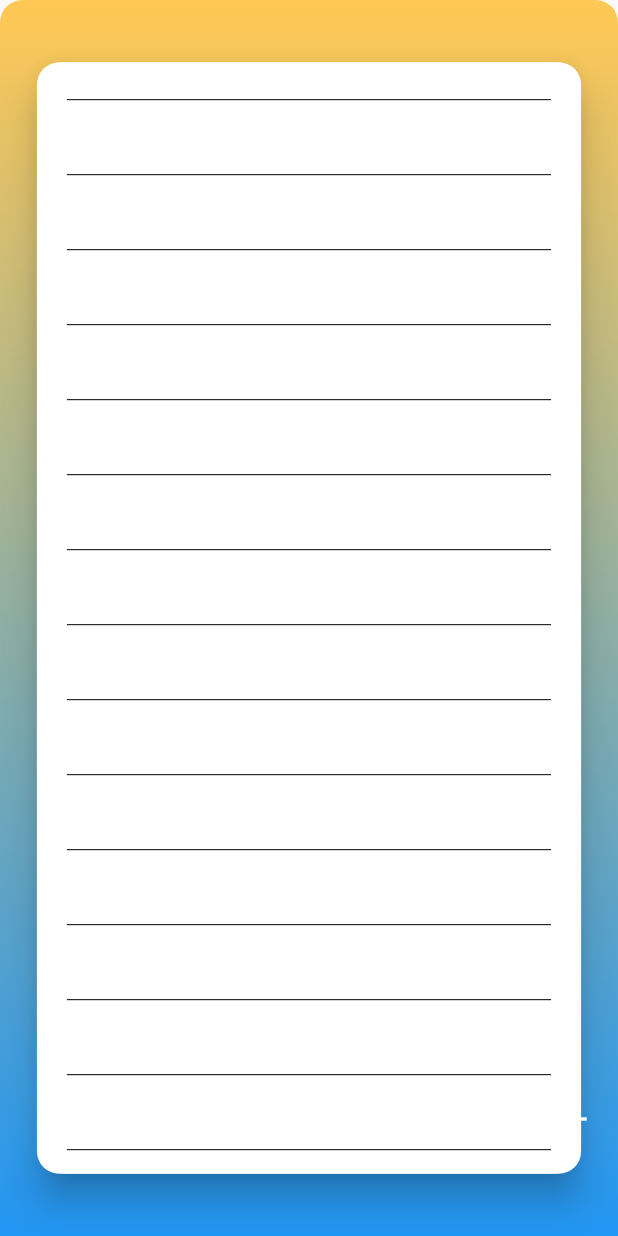
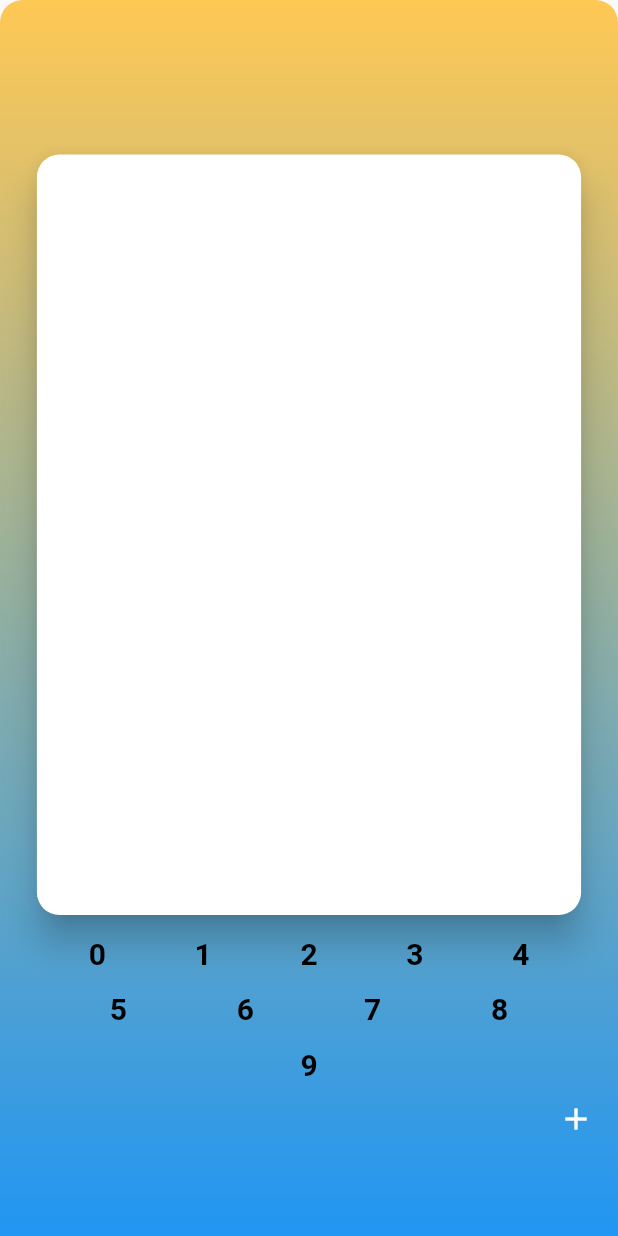
Before and after one commit to pdas9647/Paint-To-Print, a Flutter app: the CanvasViewScreen screen opened directly, on a phone screen of 412 x 824 dp. Run offline on Flutter 3.47's test engine with Material 2 defaults, Android fonts, the phone set to English and light mode, and no system bars; our stand-ins replace animated_text_kit, auto_size_text, backdrop, cloud_firestore, double_back_to_close_app, firebase_auth and 15 more; missing offline and left inert: simple_speed_dial, tflite; accounts and stored records are empty; statements that could not run were skipped.

```diff
--- /dev/null
+++ b/lib/models/prediction_model.dart
@@ -0,0 +1,15 @@
+class PredictionModel {
+  final double confidence;
+  final int index;
+  final String label;
+
+  PredictionModel({this.confidence, this.index, this.label});
+
+  factory PredictionModel.fromJson(Map<dynamic, dynamic> json) {
+    return PredictionModel(
+      confidence: json['confidence'],
+      index: json['index'],
+      label: json['label'],
+    );
+  }
+}
--- a/lib/screens/canvas/canvas_view_screen.dart
+++ b/lib/screens/canvas/canvas_view_screen.dart
@@ -1,17 +1,19 @@
 import 'dart:typed_data';
-import 'dart:ui' as ui;
 
 import 'package:firebase_auth/firebase_auth.dart';
 import 'package:flutter/cupertino.dart';
 import 'package:flutter/material.dart';
 import 'package:flutter/rendering.dart';
-import 'package:flutter/services.dart';
 import 'package:flutter_colorpicker/flutter_colorpicker.dart';
 import 'package:google_fonts/google_fonts.dart';
 import 'package:image_gallery_saver/image_gallery_saver.dart';
 import 'package:page_transition/page_transition.dart';
 import 'package:paint_to_print/models/pdf_model.dart';
+import 'package:paint_to_print/models/prediction_model.dart';
+import 'package:paint_to_print/services/recognizer.dart';
+import 'package:paint_to_print/utils/constants.dart';
 import 'package:paint_to_print/widgets/floating_action_button_text.dart';
+import 'package:paint_to_print/widgets/prediction_widget.dart';
 import 'package:permission_handler/permission_handler.dart';
 import 'package:simple_speed_dial/simple_speed_dial.dart';
 
@@ -24,14 +26,16 @@ class CanvasViewScreen extends StatefulWidget {
   final List<Uint8List> canvasImages;
   final List<String> convertedTexts;
   final PdfModel pdfModel;
+  double strokeWidth;
 
-  const CanvasViewScreen({
+  CanvasViewScreen({
     Key key,
     @required this.isNavigatedFromHomeScreen,
     @required this.isNavigatedFromPdfImagesScreen,
     this.canvasImages,
     this.convertedTexts,
     @required this.pdfModel,
+    this.strokeWidth = 2.0,
   }) : super(key: key);
 
   @override
@@ -46,8 +50,8 @@ class _CanvasViewScreenState extends State<CanvasViewScreen> {
   List<DrawingArea> points = [];
   List<Uint8List> canvasImages = [];
   List<String> convertedTexts = [];
+  List<PredictionModel> predictions;
   Color selectedColor;
-  double strokeWidth;
 
   void selectColor() {
     showDialog(
@@ -117,15 +121,15 @@ class _CanvasViewScreenState extends State<CanvasViewScreen> {
                 child: CupertinoSlider(
                   min: 1.0,
                   max: 7.0,
-                  value: strokeWidth,
+                  value: widget.strokeWidth,
                   // label: 'Stroke width',
                   activeColor: selectedColor,
                   // inactiveColor: Colors.blueGrey.shade200,
                   onChanged: (double value) {
                     setState(() {
-                      strokeWidth = value;
+                      widget.strokeWidth = value;
                     });
-                    print(strokeWidth);
+                    print(widget.strokeWidth);
                   },
                 ),
               ),
@@ -150,19 +154,35 @@ class _CanvasViewScreenState extends State<CanvasViewScreen> {
     );
   }
 
+  void _recognize() async {
+    print('_recognize called');
+    print('points: ${points.first.point}');
+    List<dynamic> _predictions = await Recognizer().recognize(points);
+    setState(() {
+      predictions =
+          _predictions.map((json) => PredictionModel.fromJson(json)).toList();
+    });
+    print(_predictions.first);
+  }
+
   Future<void> saveCanvas() async {
-    RenderRepaintBoundary boundary =
-        canvasKey.currentContext.findRenderObject();
-    ui.Image image = await boundary.toImage();
-    ByteData byteData = await image.toByteData(format: ui.ImageByteFormat.png);
-    Uint8List pngBytes = byteData.buffer.asUint8List();
+    // RenderRepaintBoundary boundary =
+    //     canvasKey.currentContext.findRenderObject();
+    // ui.Image image = await boundary.toImage();
+    // ByteData byteData = await image.toByteData(format: ui.ImageByteFormat.png);
+    // Uint8List pngBytes = byteData.buffer.asUint8List();
+
+    final picture = Recognizer().pointsToPicture(points);
+    Uint8List pngBytes = await Recognizer()
+        .imageToByteListUint8(picture, Constants.mnistImageSize);
 
     /// if canvas is navigated from home_screen (handwriting to text) --> navigate to pdf images screen
     if (widget.isNavigatedFromHomeScreen) {
       // final bytes = File(byteData.path).readAsBytesSync();
       canvasImages.clear();
       canvasImages.add(Uint8List.fromList(pngBytes));
-
+      // TODO: _recognize()
+      await _recognize();
       Navigator.pushReplacement(
         context,
         PageTransition(
@@ -181,6 +201,8 @@ class _CanvasViewScreenState extends State<CanvasViewScreen> {
       canvasImages = widget.canvasImages;
       canvasImages.add(Uint8List.fromList(pngBytes));
       print(convertedTexts);
+      // TODO: _recognize()
+      _recognize();
       Navigator.pushReplacement(
         context,
         PageTransition(
@@ -209,12 +231,16 @@ class _CanvasViewScreenState extends State<CanvasViewScreen> {
     }
   }
 
+  Future<void> _initMLModel() async {
+    await Recognizer().loadModel();
+  }
+
   @override
   void initState() {
     // TODO: implement initState
     super.initState();
+    _initMLModel();
     selectedColor = Colors.black;
-    strokeWidth = 2.0;
     convertedTexts = widget.convertedTexts;
   }
 
@@ -238,6 +264,16 @@ class _CanvasViewScreenState extends State<CanvasViewScreen> {
                 },
                 icon: Icon(Icons.arrow_back_ios),
               ),
+              // TODO: Remove actions
+              actions: [
+                IconButton(
+                    onPressed: () {
+                      setState(() {
+                        points.clear();
+                      });
+                    },
+                    icon: Icon(Icons.clear_all_rounded)),
+              ],
             )
           : null,
       body: Container(
@@ -304,7 +340,7 @@ class _CanvasViewScreenState extends State<CanvasViewScreen> {
                                     point: details.localPosition,
                                     areaPaint: Paint()
                                       ..color = selectedColor
-                                      ..strokeWidth = strokeWidth
+                                      ..strokeWidth = widget.strokeWidth
                                       ..isAntiAlias = true
                                       ..strokeCap = StrokeCap.round,
                                   ),
@@ -320,7 +356,7 @@ class _CanvasViewScreenState extends State<CanvasViewScreen> {
                                       ..strokeCap = StrokeCap.round
                                       ..isAntiAlias = true
                                       ..color = selectedColor
-                                      ..strokeWidth = strokeWidth,
+                                      ..strokeWidth = widget.strokeWidth,
                                   ),
                                 );
                               });
@@ -329,16 +365,14 @@ class _CanvasViewScreenState extends State<CanvasViewScreen> {
                               setState(() {
                                 points.add(null);
                               });
+                              _recognize();
                             },
                             child: ClipRRect(
                               borderRadius:
                                   const BorderRadius.all(Radius.circular(20.0)),
-                              child: RepaintBoundary(
-                                key: canvasKey,
-                                child: Stack(
-                                  children: [
+
                               /// divider listview
-                                    Container(
+                              /*Container(
                                 child: ListView.builder(
                                   physics:
                                   const NeverScrollableScrollPhysics(),
@@ -355,14 +389,10 @@ class _CanvasViewScreenState extends State<CanvasViewScreen> {
                                   },
                                 ),
                                 color: Colors.white,
-                                    ),
-                                    CustomPaint(
+                              ),*/
+                              child: CustomPaint(
                                 size: Size.infinite,
-                                      painter:
-                                          OwnCustomPainter(pointsList: points),
-                                    ),
-                                  ],
-                                ),
+                                painter: OwnCustomPainter(pointsList: points),
                               ),
                             ),
                           ),
@@ -370,6 +400,7 @@ class _CanvasViewScreenState extends State<CanvasViewScreen> {
                       ),
                     ),
                     const Flexible(flex: 1, child: SizedBox(height: 10.0)),
+                    PredictionWidget(predictions: predictions),
                   ],
                 ),
               ),
--- a/lib/screens/canvas/own_custom_painter.dart
+++ b/lib/screens/canvas/own_custom_painter.dart
@@ -1,8 +1,7 @@
 import 'dart:ui';
 
 import 'package:flutter/material.dart';
-
-import 'canvas_view_screen.dart';
+import 'package:paint_to_print/screens/canvas/canvas_view_screen.dart';
 
 class OwnCustomPainter extends CustomPainter {
   OwnCustomPainter({this.pointsList});
--- /dev/null
+++ b/lib/utils/constants.dart
@@ -0,0 +1,7 @@
+class Constants {
+  static double canvasSize = 300;
+  static double borderSize = 2;
+
+  static double imageSize = 300;
+  static int mnistImageSize = 28;
+}
--- /dev/null
+++ b/lib/widgets/prediction_widget.dart
@@ -0,0 +1,77 @@
+import 'package:flutter/material.dart';
+import 'package:paint_to_print/models/prediction_model.dart';
+
+class PredictionWidget extends StatelessWidget {
+  final List<PredictionModel> predictions;
+
+  const PredictionWidget({Key key, this.predictions}) : super(key: key);
+
+  Widget _numberWidget(int num, PredictionModel prediction) {
+    return Column(
+      children: <Widget>[
+        Text(
+          '$num',
+          style: TextStyle(
+            fontSize: 20.0,
+            fontWeight: FontWeight.bold,
+            color: prediction == null
+                ? Colors.black
+                : Colors.red.withOpacity(
+                    (prediction.confidence * 2).clamp(0, 1).toDouble(),
+                  ),
+          ),
+        ),
+        Text(
+          '${prediction == null ? '' : prediction.confidence.toStringAsFixed(3)}',
+          style: TextStyle(fontSize: 12.0),
+        )
+      ],
+    );
+  }
+
+  List<dynamic> getPredictionStyles(List<PredictionModel> predictions) {
+    List<dynamic> data = [
+      null,
+      null,
+      null,
+      null,
+      null,
+      null,
+      null,
+      null,
+      null,
+      null
+    ];
+    predictions?.forEach((prediction) {
+      data[prediction.index] = prediction;
+    });
+    return data;
+  }
+
+  @override
+  Widget build(BuildContext context) {
+    var styles = getPredictionStyles(this.predictions);
+
+    return Flexible(
+      // TODO: REMOVE flex: 10
+      flex: 10,
+      child: ListView(
+        shrinkWrap: true,
+        children: <Widget>[
+          Row(
+            mainAxisAlignment: MainAxisAlignment.spaceEvenly,
+            children: [for (var i = 0; i < 5; i++) _numberWidget(i, styles[i])],
+          ),
+          Row(
+            mainAxisAlignment: MainAxisAlignment.spaceEvenly,
+            children: [for (var i = 5; i < 9; i++) _numberWidget(i, styles[i])],
+          ),
+          Row(
+            mainAxisAlignment: MainAxisAlignment.spaceEvenly,
+            children: [_numberWidget(9, styles[9])],
+          )
+        ],
+      ),
+    );
+  }
+}
--- a/pubspec.yaml
+++ b/pubspec.yaml
@@ -66,6 +66,7 @@ dependencies:
   flutter_onboarding_slider: ^1.0.7
   google_nav_bar: ^5.0.5
   flutter_staggered_animations: ^1.0.0
+  tflite: ^1.1.2
 
 dev_dependencies:
   flutter_test:
@@ -98,6 +99,7 @@ flutter:
   # To add assets to your application, add an assets section, like this:
   assets:
     - assets/images/
+    - assets/ml_models/
     - icons/
   #   - images/a_dot_ham.jpeg
 
```
Also changed, not shown: assets/ml_models/mnist.txt (added, +10 -0 lines), lib/services/recognizer.dart (added, +87 -0 lines), pubspec.lock, 2 other files. Lines whose indentation alone changed are shown as unchanged.
